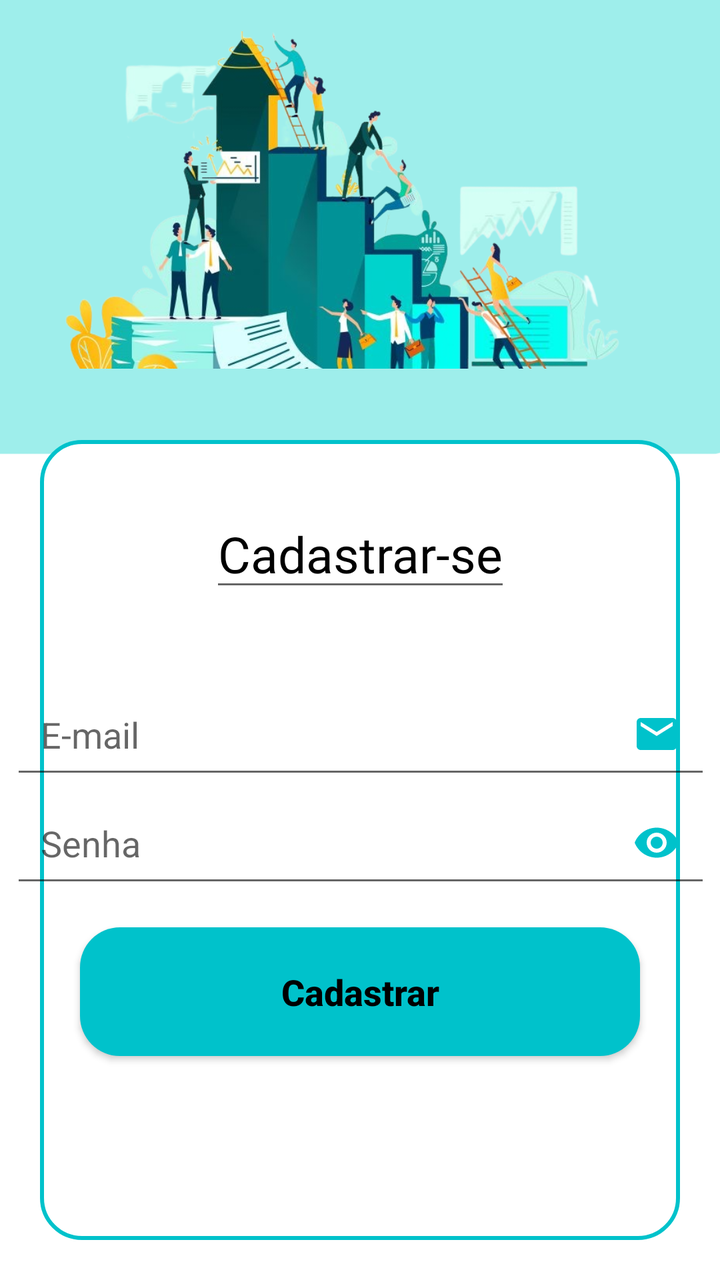
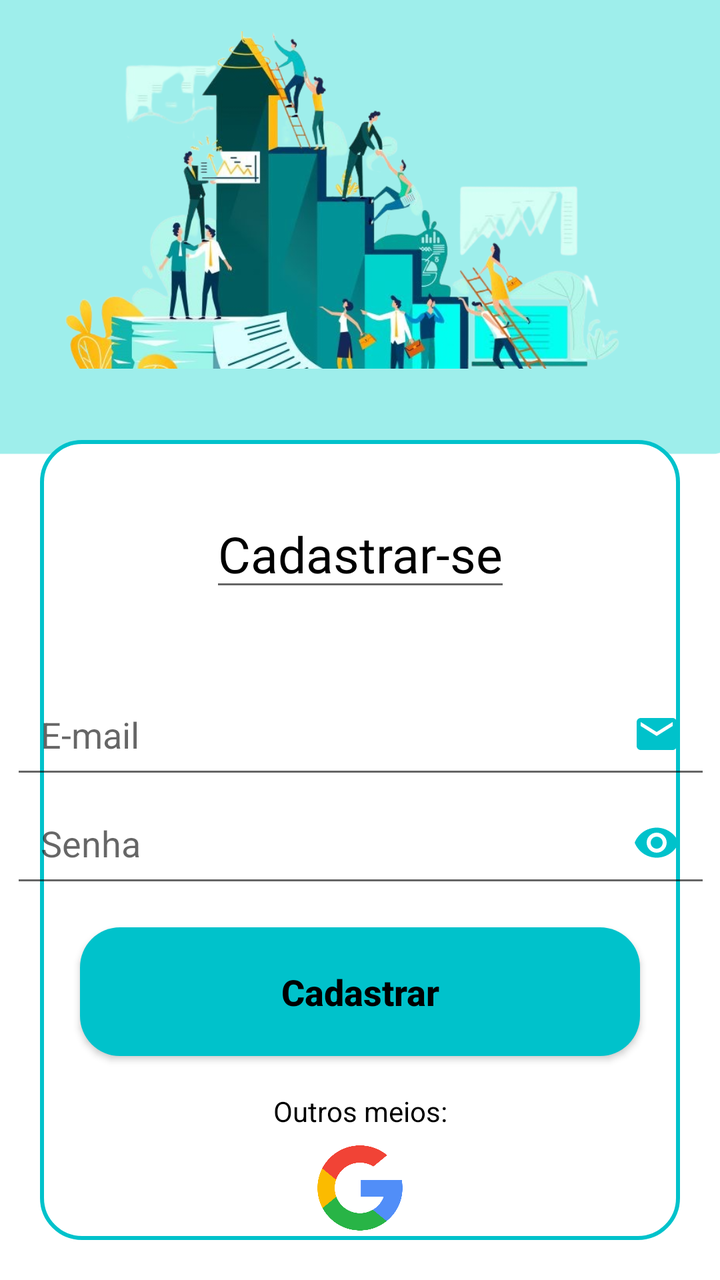

The first picture is an Android layout as it rendered before a commit; the second is the same layout after the commit. The layout source and the unified diff follow.
<!-- AndroidManifest.xml: application theme Theme.AplicativoConect -->
<!-- res/layout/activity_tela_cadastro.xml -->
<?xml version="1.0" encoding="utf-8"?>
<androidx.core.widget.NestedScrollView
    android:layout_width="match_parent"
    android:layout_height="match_parent"
    android:fillViewport="true"
    xmlns:android="http://schemas.android.com/apk/res/android">

    <androidx.constraintlayout.widget.ConstraintLayout
        xmlns:app="http://schemas.android.com/apk/res-auto"
        xmlns:tools="http://schemas.android.com/tools"
        android:layout_width="match_parent"
        android:layout_height="match_parent"
        android:background="@drawable/fundo_azul"
        android:orientation="vertical"
        tools:context=".view.telaCadastro.telaCadastro">

    <ImageView
        android:id="@+id/logo_desenho"
        android:layout_width="300dp"
        android:layout_height="200dp"
        android:src="@drawable/imagem_negocios"
        app:layout_constraintTop_toTopOf="parent"
        app:layout_constraintEnd_toEndOf="parent"
        app:layout_constraintStart_toStartOf="parent"
        />

    <View
        style="@style/ContainerComponents"
        app:layout_constraintStart_toStartOf="parent"
        app:layout_constraintEnd_toEndOf="parent"
        app:layout_constraintTop_toBottomOf="@+id/logo_desenho"
        />

        <EditText
            android:id="@+id/cadastro_user"
            android:layout_width="wrap_content"
            android:layout_height="wrap_content"
            android:text="@string/titulo_cadastrar"
            android:textSize="25sp"
            android:textColor="@color/black"
            android:fontFamily="@font/coda"
            android:layout_gravity="center"
            android:layout_marginTop="250dp"
            app:layout_constraintStart_toStartOf="@id/logo_desenho"
            app:layout_constraintEnd_toEndOf="@id/logo_desenho"
            app:layout_constraintTop_toTopOf="@id/logo_desenho"
            />

    <EditText
        android:id="@+id/cadastro_email"
        android:layout_width="350dp"
        android:layout_height="wrap_content"
        android:hint="@string/hint_email"
        android:drawableRight="@drawable/ic_email"
        android:padding="15dp"
        app:layout_constraintEnd_toEndOf="@id/cadastro_user"
        app:layout_constraintStart_toStartOf="@id/cadastro_user"
        app:layout_constraintTop_toTopOf="@id/cadastro_user"
        android:maxLines="1"
        android:inputType="textEmailAddress"
        android:layout_marginTop="90dp"

        />

    <EditText
        android:id="@+id/cadastro_senha"
        android:layout_width="350dp"
        android:layout_height="wrap_content"
        android:hint="@string/hint_senha"
        android:drawableRight="@drawable/ic_senha"
        android:padding="15dp"
        app:layout_constraintEnd_toEndOf="@id/cadastro_user"
        app:layout_constraintStart_toStartOf="@id/cadastro_user"
        app:layout_constraintTop_toBottomOf="@id/cadastro_email"
        android:maxLines="1"
        android:inputType="numberPassword"
        />

        <androidx.appcompat.widget.AppCompatButton
            android:id="@+id/botao_cadastrar"
            style="@style/Button"
            android:text="@string/texto_botao_cadastrar"
            app:layout_constraintStart_toStartOf="parent"
            app:layout_constraintEnd_toEndOf="parent"
            app:layout_constraintTop_toBottomOf="@id/cadastro_senha"
            />

    </androidx.constraintlayout.widget.ConstraintLayout>
</androidx.core.widget.NestedScrollView>
<!-- resources referenced by this layout -->
<resources>
  <color name="black">#FF000000</color>
  <!-- drawable fundo_azul: png bitmap (drawable, 16761 bytes) -->
  <!-- drawable ic_email (drawable) -->
  <vector android:height="24dp" android:tint="#00C2CB"
      android:viewportHeight="24" android:viewportWidth="24"
      android:width="24dp" xmlns:android="http://schemas.android.com/apk/res/android">
      <path android:fillColor="@android:color/white" android:pathData="M20,4L4,4c-1.1,0 -1.99,0.9 -1.99,2L2,18c0,1.1 0.9,2 2,2h16c1.1,0 2,-0.9 2,-2L22,6c0,-1.1 -0.9,-2 -2,-2zM20,8l-8,5 -8,-5L4,6l8,5 8,-5v2z"/>
  </vector>
  <!-- drawable ic_senha (drawable) -->
  <vector android:height="24dp" android:tint="#00C2CB"
      android:viewportHeight="24" android:viewportWidth="24"
      android:width="24dp" xmlns:android="http://schemas.android.com/apk/res/android">
      <path android:fillColor="@android:color/white" android:pathData="M12,4.5C7,4.5 2.73,7.61 1,12c1.73,4.39 6,7.5 11,7.5s9.27,-3.11 11,-7.5c-1.73,-4.39 -6,-7.5 -11,-7.5zM12,17c-2.76,0 -5,-2.24 -5,-5s2.24,-5 5,-5 5,2.24 5,5 -2.24,5 -5,5zM12,9c-1.66,0 -3,1.34 -3,3s1.34,3 3,3 3,-1.34 3,-3 -1.34,-3 -3,-3z"/>
  </vector>
  <!-- drawable imagem_negocios: png bitmap (drawable, 308002 bytes) -->
  <string name="hint_email">E-mail</string>
  <string name="hint_senha">Senha</string>
  <string name="texto_botao_cadastrar">Cadastrar</string>
  <string name="titulo_cadastrar">Cadastrar-se</string>
  <style name="Button">
          <item name="android:layout_width">match_parent</item>
          <item name="android:layout_height">wrap_content</item>
          <item name="android:layout_marginLeft">40dp</item>
          <item name="android:layout_marginRight">40dp</item>
          <item name="android:layout_marginTop">15dp</item>
          <item name="android:padding">20dp</item>
          <item name="android:textColor">@color/black</item>
          <item name="android:textSize">18sp</item>
          <item name="android:textStyle">bold</item>
          <item name="textAllCaps">false</item>
          <item name="android:background">@drawable/button</item>
      </style>
  <style name="ContainerComponents">
          <item name="android:layout_width">match_parent</item>
          <item name="android:layout_height">400dp</item>
          <item name="android:background">@drawable/container_components</item>
          <item name="android:layout_margin">20dp</item>
  
      </style>
  <style name="Theme.AplicativoConect" parent="Theme.MaterialComponents.DayNight.DarkActionBar">
          
          <item name="colorPrimary">@color/white</item>
          <item name="colorPrimaryVariant">@color/white</item>
          <item name="colorOnPrimary">@color/white</item>
          
          <item name="colorSecondary">@color/teal_200</item>
          <item name="colorSecondaryVariant">@color/teal_700</item>
          <item name="colorOnSecondary">@color/white</item>
          
          <item name="android:statusBarColor">?attr/colorPrimaryVariant</item>
          
      </style>
  <!-- drawable button (drawable) -->
  <?xml version="1.0" encoding="utf-8"?>
  <shape xmlns:android="http://schemas.android.com/apk/res/android">
  
      <corners android:radius="20dp"/>
      <gradient
          android:startColor="@color/verde_agua"
          android:centerColor="@color/verde_agua"
          android:endColor="@color/verde_agua"
          />
  </shape>
  <!-- drawable container_components (drawable) -->
  <?xml version="1.0" encoding="utf-8"?>
  <shape xmlns:android="http://schemas.android.com/apk/res/android">
  
      <solid android:color="@color/white"/>
          <corners android:radius="20dp"/>
      <stroke android:color="@color/verde_agua" android:width="2dp"/>
  </shape>
  <color name="white">#FFFFFFFF</color>
  <color name="teal_200">#FF03DAC5</color>
  <color name="teal_700">#FF018786</color>
  <color name="verde_agua">#00C2CB</color>
</resources>

<!-- the commit's change to res/layout/activity_tela_cadastro.xml (unified diff, before → after) -->
@@ -85,5 +85,28 @@
             app:layout_constraintTop_toBottomOf="@id/cadastro_senha"
             />
 
+        <TextView
+            android:id="@+id/text_outros"
+            android:layout_width="wrap_content"
+            android:layout_height="wrap_content"
+            android:text="Outros meios:"
+            app:layout_constraintStart_toStartOf="parent"
+            app:layout_constraintEnd_toEndOf="parent"
+            app:layout_constraintTop_toBottomOf="@id/botao_cadastrar"
+            android:layout_marginTop="18dp"
+            android:textColor="@color/black"
+            />
+
+        <ImageView
+            android:id="@+id/logo_google"
+            android:layout_width="match_parent"
+            android:layout_height="50dp"
+            android:src="@drawable/logo_google"
+            app:layout_constraintStart_toStartOf="parent"
+            app:layout_constraintEnd_toEndOf="parent"
+            app:layout_constraintTop_toBottomOf="@id/text_outros"
+            android:layout_marginTop="5dp"
+            />
+
     </androidx.constraintlayout.widget.ConstraintLayout>
 </androidx.core.widget.NestedScrollView>
<!-- resource entries referenced after the edit -->
@@ -15,6 +15,7 @@
       <path android:fillColor="@android:color/white" android:pathData="M12,4.5C7,4.5 2.73,7.61 1,12c1.73,4.39 6,7.5 11,7.5s9.27,-3.11 11,-7.5c-1.73,-4.39 -6,-7.5 -11,-7.5zM12,17c-2.76,0 -5,-2.24 -5,-5s2.24,-5 5,-5 5,2.24 5,5 -2.24,5 -5,5zM12,9c-1.66,0 -3,1.34 -3,3s1.34,3 3,3 3,-1.34 3,-3 -1.34,-3 -3,-3z"/>
   </vector>
   <!-- drawable imagem_negocios: png bitmap (drawable, 308002 bytes) -->
+  <!-- drawable logo_google: png bitmap (drawable, 6953 bytes) -->
   <string name="hint_email">E-mail</string>
   <string name="hint_senha">Senha</string>
   <string name="texto_botao_cadastrar">Cadastrar</string>
